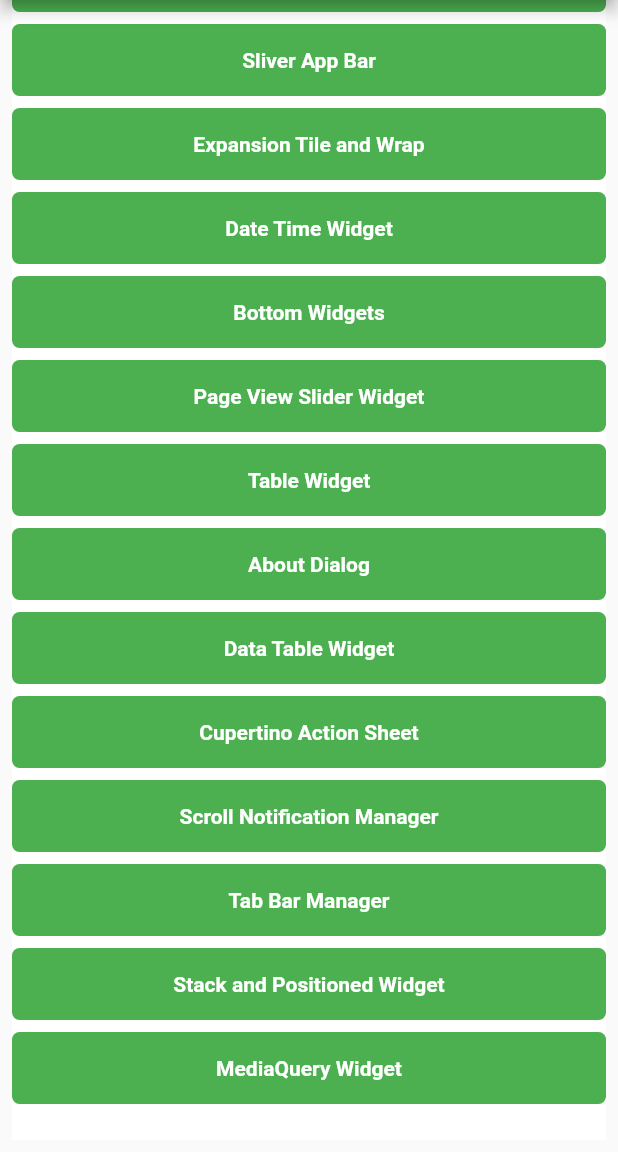
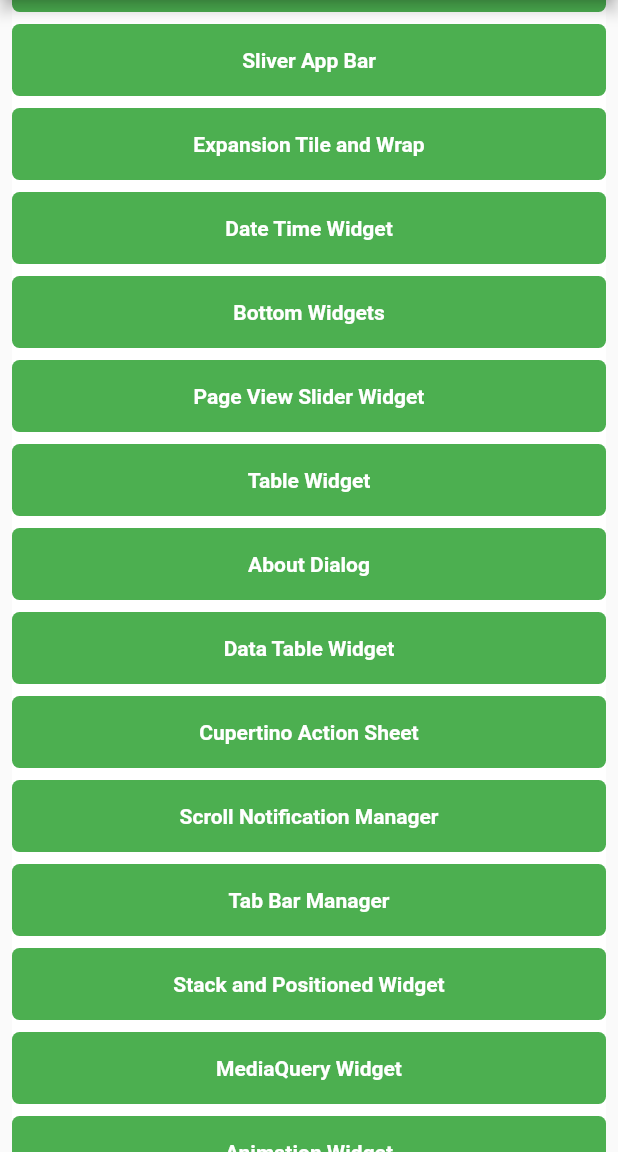
Before and after one commit to shakiz/flutter_top_widgets, a Flutter app: the screen it shows after launch, scrolled down 184 dp, on a phone screen of 412 x 824 dp, the part 84-1236 px from its top. Run offline on Flutter 3.47's test engine with Material 2 defaults, Android fonts, the light colour scheme and no system bars.

Commit message:
pubspec and home updated

```diff
--- a/lib/home_page.dart
+++ b/lib/home_page.dart
@@ -1,5 +1,6 @@
 import 'package:flutter/cupertino.dart';
 import 'package:flutter/material.dart';
+import 'package:flutter_top_widgets/animation_widget/animation_widget.dart';
 import 'package:flutter_top_widgets/choice_chip_widget/choice_chip_widget.dart';
 import 'package:flutter_top_widgets/date_time_widget/date_time_widget.dart';
 import 'package:flutter_top_widgets/drawer_widget/drawer_widget.dart';
@@ -513,6 +514,33 @@ class _HomePageState extends State<HomePage> {
                   ),
                 ),
               ),
+              const SizedBox(height: 8),
+              TextButton(
+                style: ButtonStyle(
+                  backgroundColor: MaterialStateProperty.all(Colors.green),
+                  shape: MaterialStateProperty.all(RoundedRectangleBorder(
+                    borderRadius: BorderRadius.circular(5.0),
+                  )),
+                ),
+                onPressed: () async {
+                  Navigator.push(
+                      context,
+                      MaterialPageRoute(
+                          builder: (context) => const AnimationWidget()));
+                },
+                //LOGIN //Drawer Main
+                child: const Padding(
+                  padding: EdgeInsets.all(8),
+                  child: Center(
+                    child: Text(
+                      "Animation Widget",
+                      textAlign: TextAlign.center,
+                      style: TextStyle(
+                          color: Colors.white, fontWeight: FontWeight.bold),
+                    ),
+                  ),
+                ),
+              ),
               const SizedBox(
                 height: 24,
               ),
```
Also changed, not shown: pubspec.yaml (+2 -20 lines), assets/images/rocket.png (added).
